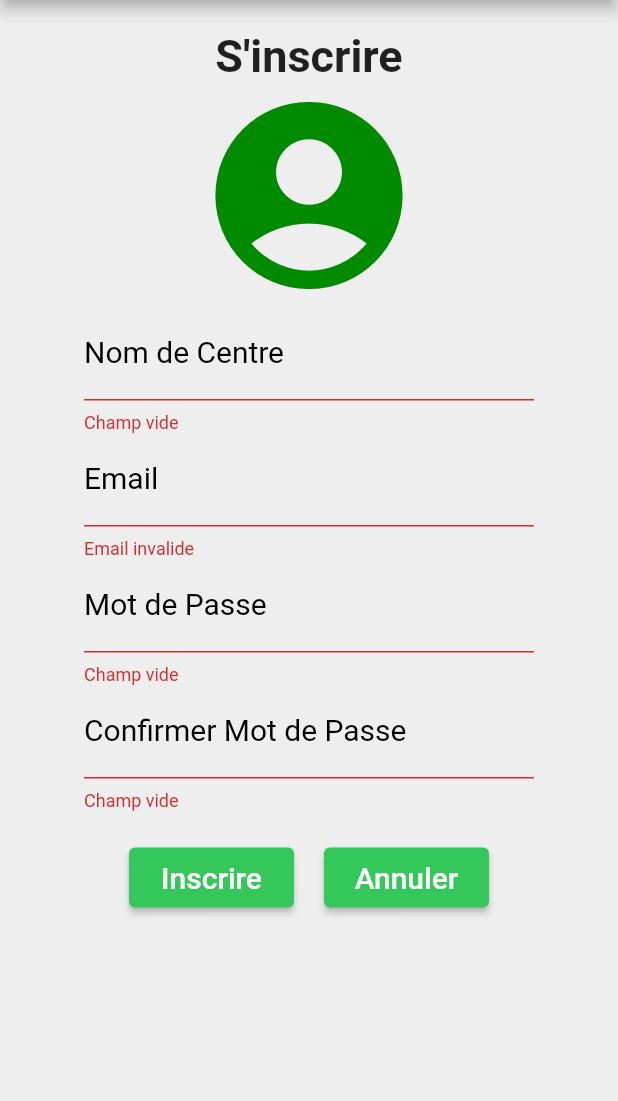
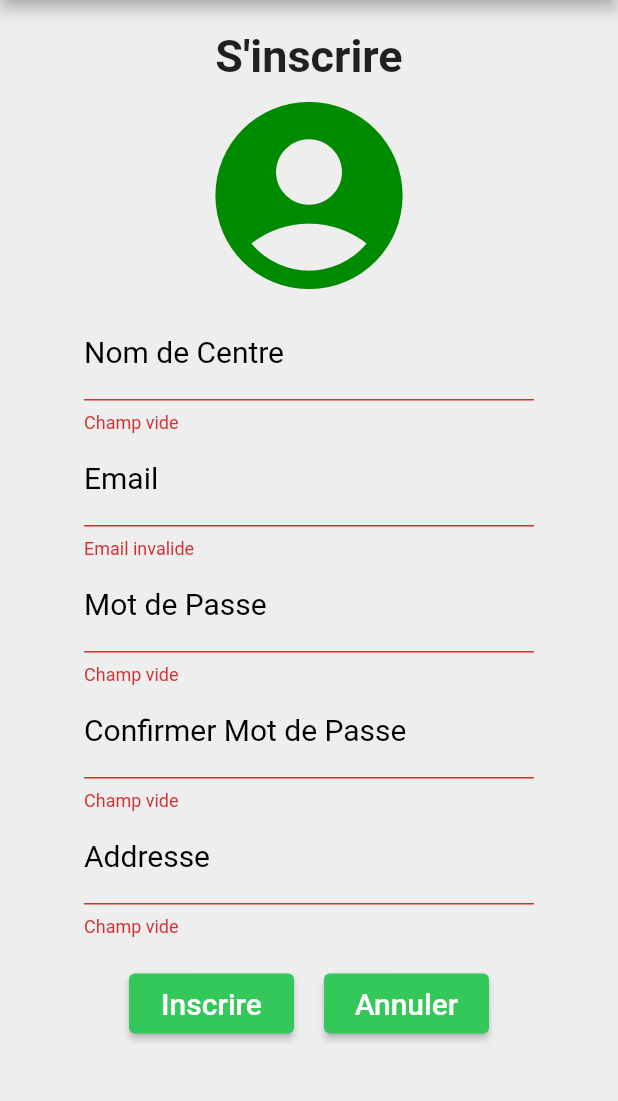
Before and after one commit to ChahineElati/SPA, a Flutter app: the screen it shows after launch, item 3 of the bottom bar chosen, after a tap on "Devenir un personnel SPA", on a phone screen of 412 x 824 dp, the part 84-1185 px from its top. Run offline on Flutter 3.47's test engine with Material 2 defaults, Android fonts, the phone set to English and light mode, and no system bars; missing offline and left inert: odoo.

Commit message:
modification au niveau de creation de compte personnel spa(ajout champ addresse)

```diff
--- a/lib/pages/creer_compte_personnel.dart
+++ b/lib/pages/creer_compte_personnel.dart
@@ -15,6 +15,7 @@ class _CreerComptePersonnelState extends State<CreerComptePersonnel> {
   final nomCentre = TextEditingController();
   final email = TextEditingController();
   final mdp = TextEditingController();
+  final addresse = TextEditingController();
 
   @override
   Widget build(BuildContext context) {
@@ -31,7 +32,8 @@ class _CreerComptePersonnelState extends State<CreerComptePersonnel> {
         padding: const EdgeInsets.only(top: 20.0),
         child: Center(
           child: Padding(
-              padding: EdgeInsets.only(bottom: MediaQuery.of(context).viewInsets.bottom),
+            padding: EdgeInsets.only(
+                bottom: MediaQuery.of(context).viewInsets.bottom),
             child: Form(
               key: _comptePersonnelFormKey,
               autovalidateMode: AutovalidateMode.always,
@@ -128,6 +130,26 @@ class _CreerComptePersonnelState extends State<CreerComptePersonnel> {
                         maxLength: 40,
                       ),
                     ),
+                    SizedBox(
+                      width: 300,
+                      child: TextFormField(
+                        controller: addresse,
+                        validator: (value) {
+                          if (value == "" || value == null) {
+                            return "Champ vide";
+                          } else {
+                            return null;
+                          }
+                        },
+                        decoration: const InputDecoration(
+                            hintText: 'Addresse',
+                            label: Text('Addresse'),
+                            counterText: '',
+                            labelStyle:
+                                TextStyle(color: Colors.black, fontSize: 20)),
+                        maxLength: 40,
+                      ),
+                    ),
                     Row(
                       mainAxisAlignment: MainAxisAlignment.center,
                       children: [
@@ -135,16 +157,14 @@ class _CreerComptePersonnelState extends State<CreerComptePersonnel> {
                           margin: const EdgeInsets.only(top: 20),
                           child: ElevatedButton(
                             onPressed: () {
-                                if (_comptePersonnelFormKey.currentState!.validate()) {
+                              if (_comptePersonnelFormKey.currentState!
+                                  .validate()) {
                                 ScaffoldMessenger.of(context).showSnackBar(
                                   const SnackBar(
                                       content: Text('Compte Créé avec succés')),
                                 );
                                 creerComptePersonnel(
-                                      context, nomCentre, email, mdp);
-                                }
-                                else {
-                                  return null;
+                                    context, nomCentre, email, mdp, addresse);
                               }
                             },
                             child: const Text(
--- a/lib/pages/liste_centres.dart
+++ b/lib/pages/liste_centres.dart
@@ -17,7 +17,7 @@ class _ListeCentresState extends State<ListeCentres> {
   @override
   Widget build(BuildContext context) {
     return FutureBuilder<List<Centre>>(
-      future: getCentres(odoo),
+      future: getCentres(widget.odoo),
       builder: (context, AsyncSnapshot snapshot) {
         if (snapshot.data != null) {
           return ListView.builder(
@@ -26,7 +26,8 @@ class _ListeCentresState extends State<ListeCentres> {
               return centreCard(snapshot.data[index]);
           });
         } else {
-          return const Center(child: CircularProgressIndicator());
+          return const Center(
+            child: CircularProgressIndicator());
         }
       },
     );
--- a/lib/services/user_services.dart
+++ b/lib/services/user_services.dart
@@ -2,8 +2,10 @@ import 'package:flutter/material.dart';
 import 'package:odoo/odoo.dart';
 import 'package:spa/pages/espace_personnel.dart';
 import 'package:spa/parent.dart';
+import 'package:spa/services/centre_services.dart';
 
-Odoo odoo = Odoo(Connection(url: Url(Protocol.http, "192.168.1.6", 8069), db: 'SPA'));
+Odoo odoo =
+    Odoo(Connection(url: Url(Protocol.http, "192.168.1.8", 8069), db: 'SPA'));
 
 Future<Object> login(BuildContext context, TextEditingController email,
     TextEditingController pwd) async {
@@ -19,8 +21,10 @@ Future<Object> login(BuildContext context, TextEditingController email,
               builder: (context) =>
                   EspacePersonnelSPA(user: userLogin, odoo: odoo)));
     } else {
-      Navigator.push(context,
-          MaterialPageRoute(builder: (context) => SPA(user: userLogin, odoo: odoo)));
+      Navigator.push(
+          context,
+          MaterialPageRoute(
+              builder: (context) => SPA(user: userLogin, odoo: odoo)));
     }
     return true;
   } on Exception catch (e) {
@@ -31,8 +35,16 @@ Future<Object> login(BuildContext context, TextEditingController email,
               title: const Text('Login Invalide'),
               content: const Text('Email ou mot de passe incorrecte.'),
               actionsAlignment: MainAxisAlignment.center,
-              actions: [TextButton(onPressed: () {Navigator.of(context).pop();}, child: const Text('Réssayer',
-              style: TextStyle(fontSize: 17.0),))],
+              actions: [
+                TextButton(
+                    onPressed: () {
+                      Navigator.of(context).pop();
+                    },
+                    child: const Text(
+                      'Réssayer',
+                      style: TextStyle(fontSize: 17.0),
+                    ))
+              ],
             ));
   }
 }
@@ -48,7 +60,12 @@ void creerCompteClient(BuildContext context, TextEditingController nomComplet,
   });
   odoo.disconnect();
   Navigator.push(
-      context, MaterialPageRoute(builder: (context) => SPA(user: null, odoo: odoo,)));
+      context,
+      MaterialPageRoute(
+          builder: (context) => SPA(
+                user: null,
+                odoo: odoo,
+              )));
 }
 
 void creerComptePersonnel(
@@ -56,15 +73,24 @@ void creerComptePersonnel(
   TextEditingController nomCentre,
   TextEditingController email,
   TextEditingController mdp,
+  TextEditingController addresse,
 ) async {
   await odoo.connect(Credential("chahinosaiyan@gmail.com", "1272000Ch*"));
+  await ajouterCentre(odoo, nomCentre.text, addresse.text);
+  int idCentre = await getIdDernierCentre(odoo);
   await odoo.insert('res.users', {
     "name": nomCentre.text,
     "login": email.text,
     "password": mdp.text,
+    "personnel_centre": idCentre,
     "user_salon_active": true,
   });
   odoo.disconnect();
   Navigator.push(
-      context, MaterialPageRoute(builder: (context) => SPA(user: null, odoo: odoo,)));
+      context,
+      MaterialPageRoute(
+          builder: (context) => SPA(
+                user: null,
+                odoo: odoo,
+              )));
 }
```
Also changed, not shown: lib/pages/espace_personnel.dart (+9 -6 lines), lib/services/centre_services.dart (added, +19 -0 lines), lib/services/chaise_services.dart (line endings or trailing spaces). Lines whose indentation alone changed are shown as unchanged.
